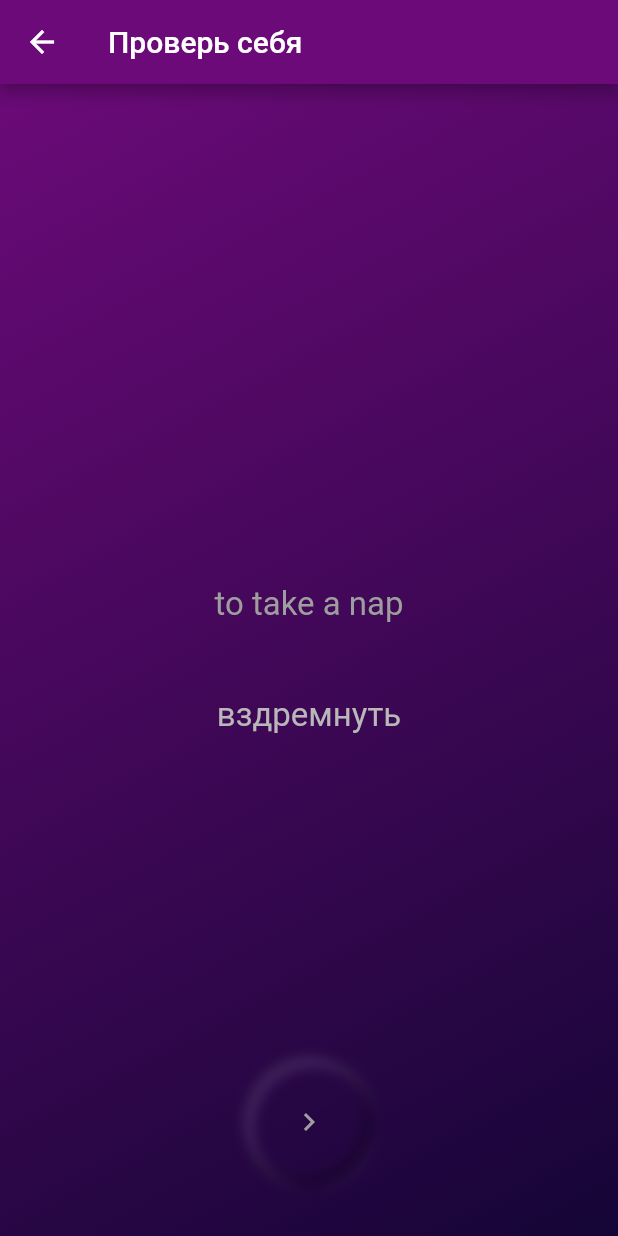
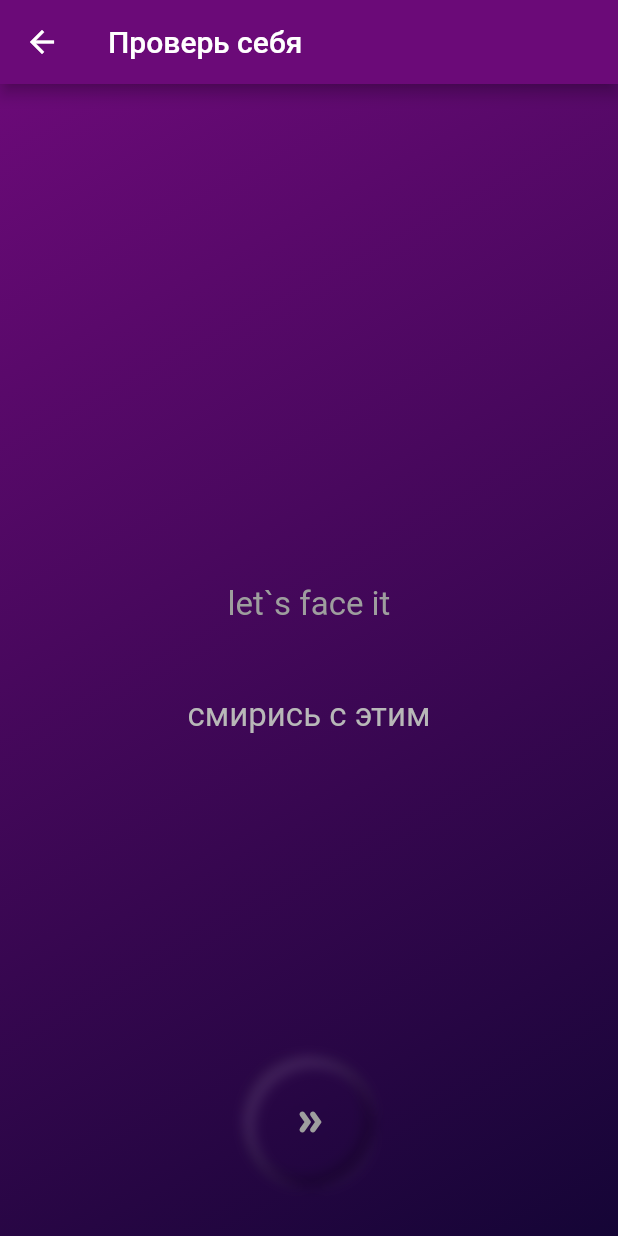
Before and after one commit to dm-uporov/worderful, a Flutter app: the ReadingTrainingScreen screen opened by its route, after a tap on the "remove red eye" icon, on a phone screen of 412 x 824 dp. Run offline on Flutter 3.47's test engine with Material 2 defaults, Android fonts, the phone set to English and light mode, and no system bars; our stand-ins replace hive, hive_flutter; accounts and stored records are empty; generated files the repository leaves out were written again.

```diff
--- a/lib/business/WordsRepository.dart
+++ b/lib/business/WordsRepository.dart
@@ -126,7 +126,7 @@ final myDictionary = [
   Word('disaster', 'катастрофа'),
   Word('violent', 'жестокий'),
   Word('gossip', 'сплетня'),
-  Word('to chat', 'разговор ни о чем'),
+  Word('to chat', 'болтать', translateSynonymous: ['разговаривать ни о чём']),
   Word('to boast', 'хвастаться'),
   Word('to moan', 'жаловаться', translateSynonymous: ['ныть', 'нудеть']),
   Word('to warn', 'советовать', translateSynonymous: ['поучать', 'предостерегать']),
@@ -136,8 +136,14 @@ final myDictionary = [
   Word('nosy', 'любопытный', pronunciation: 'ноУзи'),
   Word('hilarious', 'весёлый',
       sourceSynonymous: ['very funny'], translateSynonymous: ['смешной']),
-  Word('get in line', 'встать в очередь'),
+  Word('to get in line', 'встать в очередь'),
   Word('a peck on the cheek', 'чмокнуть в щёку'),
+  Word('to keep in shape', 'держать в форме'),
+  Word('to shed light on', 'пролить свет на'),
+  Word('bargain', 'отличная сделка'),
+  Word('competition', 'конкуренция, конкуренты', isIdiom: true),
+  Word('to distract', 'отвлекать'),
+  Word('indecisive', 'нерешительный', pronunciation: 'индеса’йсив'),
   Word('feel left out', 'чувстввать себя обеделнным', isIdiom: true),
   Word('wafer-thin ice', 'тонкий лёд', isIdiom: true),
   Word('not a close one', 'даже не близко', isIdiom: true),
@@ -155,11 +161,13 @@ final myDictionary = [
   Word('a dark horse', 'тёмная лошадка', isIdiom: true),
   Word('the rat race', 'соревновательный мир карьеристов', isIdiom: true),
   Word('What’s the catch?', 'в чём подвох?', isIdiom: true),
-  Word('spill the beans', 'выдать секрет', isIdiom: true),
+  Word('to spill the beans', 'выдать секрет', isIdiom: true),
+  Word('to work long hours', 'работать допоздна', isIdiom: true),
   Word('to learn something by heart', 'выучить наизусть', isIdiom: true),
-  Word('be in two minds', 'быть в ситуации, когда сложно принять решение',
+  Word('to be in two minds', 'быть в ситуации, когда сложно принять решение',
       isIdiom: true),
-  Word('break the ice', 'разрядить обстановку', isIdiom: true),
+  Word('to break the ice', 'разрядить обстановку', isIdiom: true),
+  Word('to think outside the box', 'мыслить нестандартно', isIdiom: true),
   Word('to travel light', 'путешествовать налегке', isIdiom: true),
   Word('to go window shopping', 'пойти по магазинам посмотреть',
       isIdiom: true),
--- a/lib/screen/training/reading.dart
+++ b/lib/screen/training/reading.dart
@@ -74,10 +74,12 @@ class _ReadingTrainingScreenState extends State<ReadingTrainingScreen> {
               Text(
                 _isReverse ? currentWord.translate : currentWord.source,
                 style: TextStyle(fontSize: 22.0, color: solidColor),
+                textAlign: TextAlign.center,
               ),
               Padding(padding: EdgeInsets.only(top: 48)),
               Text(
                 _hint,
+                textAlign: TextAlign.center,
                 style: TextStyle(fontSize: 22.0, color: lighten(solidColor)),
               ),
             ],
@@ -92,7 +94,7 @@ class _ReadingTrainingScreenState extends State<ReadingTrainingScreen> {
                   child: BrightIcon(
                     icon: _isAnswerHidden
                         ? Icons.remove_red_eye_outlined
-                        : Icons.keyboard_arrow_right_outlined,
+                        : Icons.double_arrow_rounded,
                     solidColor: colorByProgress(progress: pressProgress),
                     brightnessColor: cycleBlueAccent.withOpacity(pressProgress),
                   ),
```
